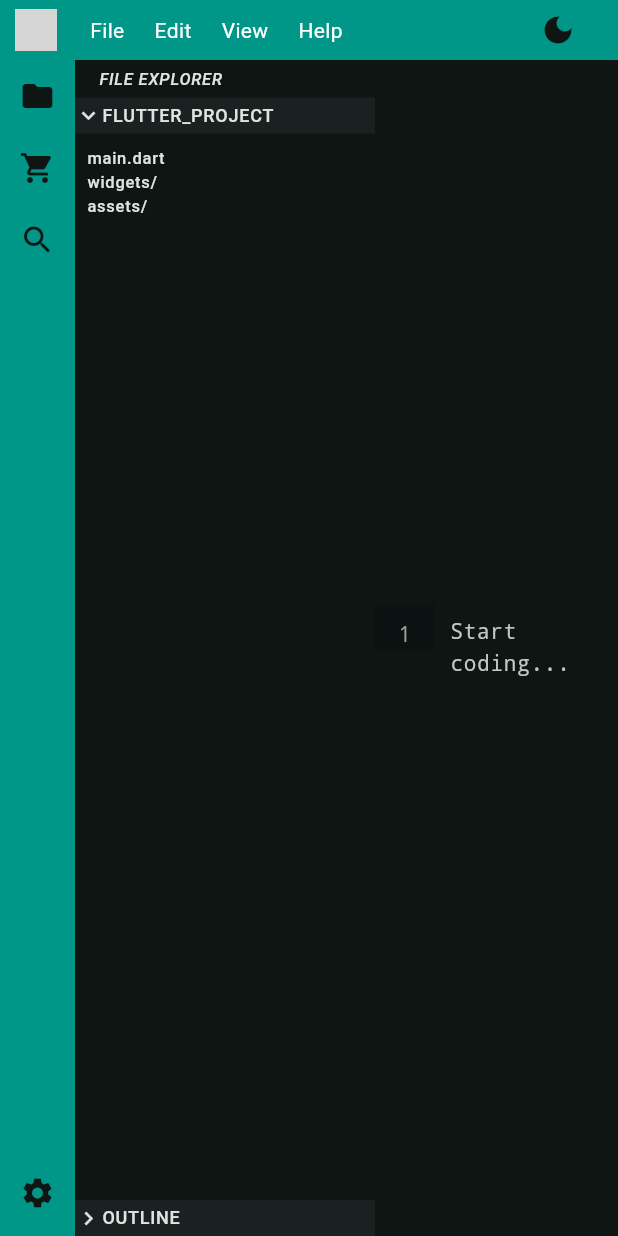
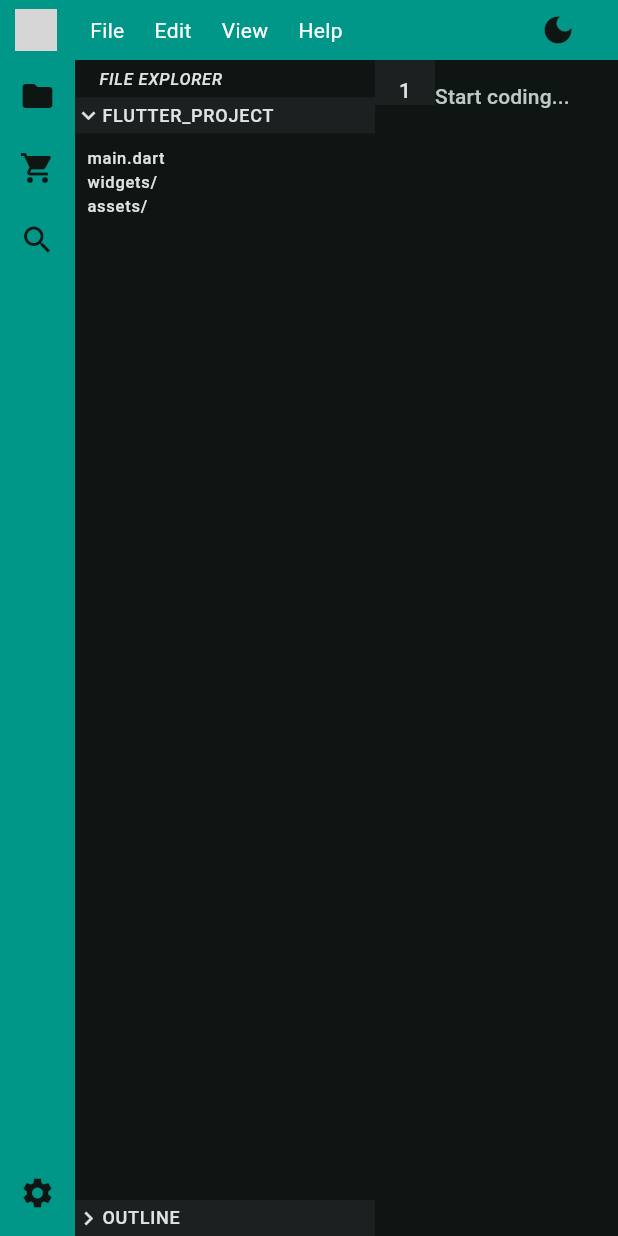
Before and after one commit to Scout2424/PhoneBoard_Project, a Flutter app: the screen it shows after launch, on a phone screen of 412 x 824 dp. Run offline on Flutter 3.47's test engine with Material 3 defaults, Android fonts, the phone set to English and light mode, and no system bars; grey boxes are pictures that could not be loaded.

Commit message:
Version 2.5.5 : Editor refactored to start from the top + else

```diff
--- a/lib/widgets/editor.dart
+++ b/lib/widgets/editor.dart
@@ -30,46 +30,42 @@ class _EditorState extends State<Editor> {
   @override
   Widget build(BuildContext context) {
     return Row(
+      mainAxisAlignment: MainAxisAlignment.start,
       crossAxisAlignment: CrossAxisAlignment.start,
       children: [
         // --- LINE NUMBERS COLUMN ---
         Container(
           width: 40,
           padding: const EdgeInsets.only(top: 10),
-          color: Colors.black12, // Subtle background for the gutter
+          color: Theme.of(
+            context,
+          ).colorScheme.surfaceContainer, // Subtle background for the gutter
           child: ListView.builder(
             shrinkWrap: true,
             itemCount: _lineCount,
             itemBuilder: (context, index) => Text(
               '${index + 1}',
               textAlign: TextAlign.center,
-              style: const TextStyle(
-                color: Colors.grey,
-                fontSize: 14,
-                fontFamily: 'monospace',
-              ),
+              style: Theme.of(context).textTheme.labelLarge,
             ),
           ),
         ),
 
         // --- THE ACTUAL TEXT FIELD ---
         Expanded(
-          child: Padding(
-            padding: const EdgeInsets.only(left: 10),
-            child: TextField(
+          child: Column(
+            children: [
+              TextField(
                 controller: _controller,
                 maxLines: null, // Makes it grow/scroll
                 keyboardType: TextInputType.multiline,
-              style: const TextStyle(
-                fontFamily: 'monospace',
-                fontSize: 14,
-                color: Colors.white,
-              ),
+                style: Theme.of(context).textTheme.labelLarge,
                 decoration: const InputDecoration(
                   border: InputBorder.none,
                   hintText: "Start coding...",
                 ),
               ),
+            ],
           ),
         ),
       ],
```
Lines whose indentation alone changed are shown as unchanged.
